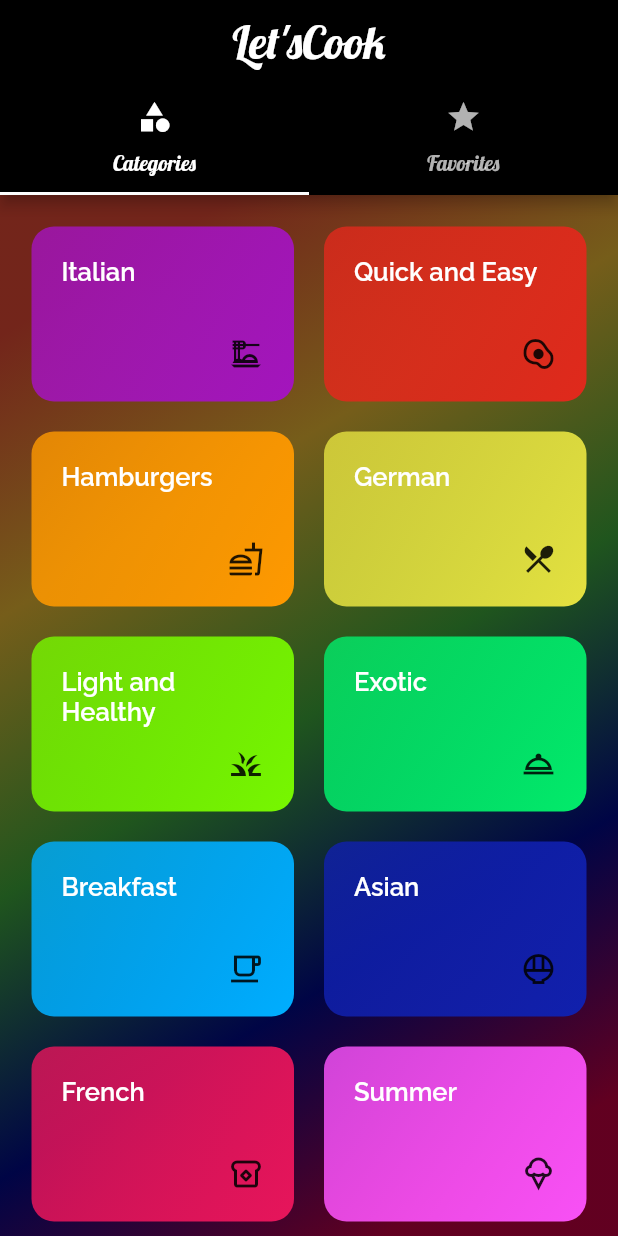
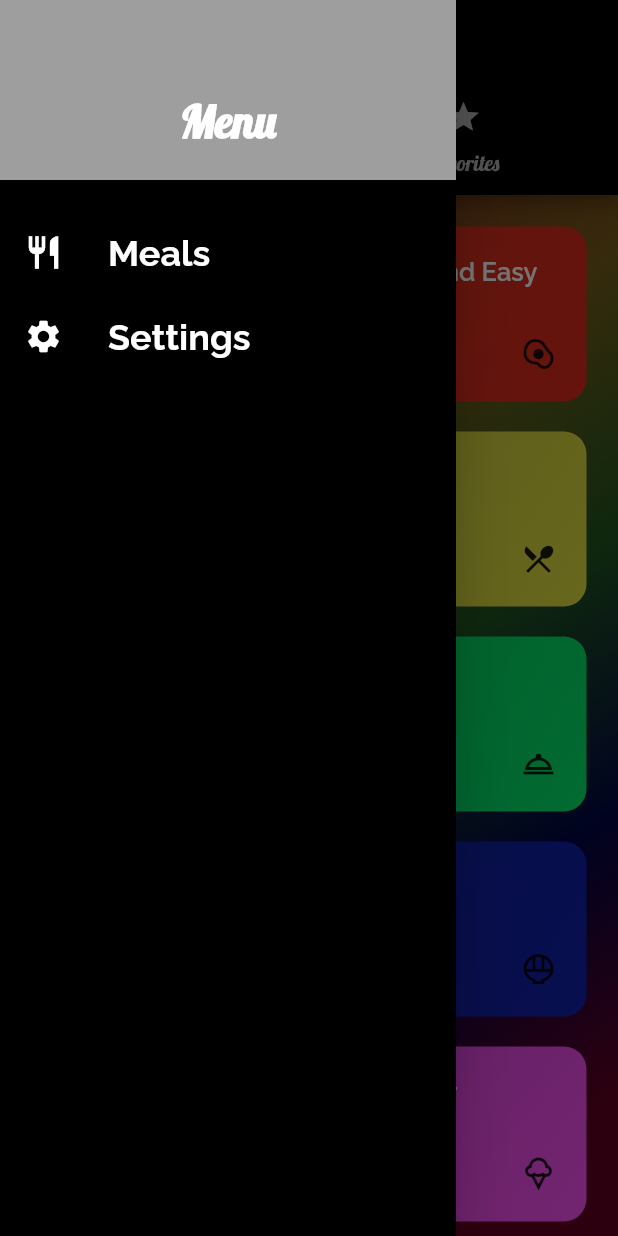
Before and after one commit to gbarth/letsCook, a Flutter app: the screen it shows after launch, with the side drawer open (before the commit the screen has no drawer), on a phone screen of 412 x 824 dp. Run offline on Flutter 3.47's test engine with Material 2 defaults, Android fonts, the phone set to English and light mode, and no system bars.

Commit message:
settings

```diff
--- /dev/null
+++ b/lib/components/main_drawer.dart
@@ -0,0 +1,56 @@
+import 'package:flutter/material.dart';
+
+import '../utils/app_routes.dart';
+
+class MainDrawer extends StatelessWidget {
+  const MainDrawer({Key? key}) : super(key: key);
+
+  Widget _createItem(
+      IconData icon, String label, BuildContext context, String route) {
+    return ListTile(
+      leading: Icon(
+        icon,
+        size: 26,
+        color: Colors.white,
+      ),
+      title: Text(
+        label,
+        style: const TextStyle(
+          fontFamily: 'Raleway',
+          fontSize: 24,
+          fontWeight: FontWeight.bold,
+        ),
+      ),
+      onTap: () => Navigator.of(context).pushNamed(route),
+    );
+  }
+
+  @override
+  Widget build(BuildContext context) {
+    return Drawer(
+      backgroundColor: Colors.black,
+      child: Column(
+        children: [
+          Container(
+            height: 120,
+            width: double.infinity,
+            padding: const EdgeInsets.all(20),
+            color: Colors.grey,
+            alignment: Alignment.bottomCenter,
+            child: const Text(
+              'Menu',
+              style: TextStyle(
+                fontFamily: 'Lobster',
+                fontWeight: FontWeight.bold,
+                fontSize: 30,
+              ),
+            ),
+          ),
+          const SizedBox(height: 20),
+          _createItem(Icons.restaurant, 'Meals', context, AppRoutes.HOME),
+          _createItem(Icons.settings, 'Settings', context, AppRoutes.SETTINGS),
+        ],
+      ),
+    );
+  }
+}
--- a/lib/main.dart
+++ b/lib/main.dart
@@ -6,6 +6,7 @@ import 'screens/categories_screen.dart';
 import 'screens/categories_meals_screen.dart';
 import 'screens/meal_detail_screen.dart';
 import 'screens/tabs_screen.dart';
+import 'screens/settings_screen.dart';
 
 void main() => runApp(const MyApp());
 
@@ -34,6 +35,7 @@ class MyApp extends StatelessWidget {
         AppRoutes.HOME: (context) => const TabsScreen(),
         AppRoutes.CATEGORIES_MEAL: (context) => CategoriesMealsScreen(),
         AppRoutes.MEAL_DETAIL: (context) => MealDetailScreen(),
+        AppRoutes.SETTINGS: (context) => const SettingsScreen(),
       },
       onUnknownRoute: (settings) {
         return MaterialPageRoute(
--- /dev/null
+++ b/lib/screens/settings_screen.dart
@@ -0,0 +1,18 @@
+import 'package:flutter/material.dart';
+
+class SettingsScreen extends StatelessWidget {
+  const SettingsScreen({Key? key}) : super(key: key);
+
+  @override
+  Widget build(BuildContext context) {
+    return Scaffold(
+      appBar: AppBar(
+        centerTitle: true,
+        title: const Text('Settings'),
+      ),
+      body: const Center(
+        child: Text('Settings'),
+      ),
+    );
+  }
+}
--- a/lib/screens/tabs_screen.dart
+++ b/lib/screens/tabs_screen.dart
@@ -2,6 +2,7 @@ import 'package:flutter/material.dart';
 
 import 'categories_screen.dart';
 import 'favorite_screen.dart';
+import '../components/main_drawer.dart';
 
 class TabsScreen extends StatelessWidget {
   const TabsScreen({Key? key}) : super(key: key);
@@ -27,6 +28,7 @@ class TabsScreen extends StatelessWidget {
             ],
           ),
         ),
+        drawer: const MainDrawer(),
         body: const TabBarView(
           children: [
             CategoriesScreen(),
--- a/lib/utils/app_routes.dart
+++ b/lib/utils/app_routes.dart
@@ -2,4 +2,5 @@ class AppRoutes {
   static const HOME = '/';
   static const CATEGORIES_MEAL = '/categories-meals';
   static const MEAL_DETAIL = '/meal-detail';
+  static const SETTINGS = '/settings';
 }
```
